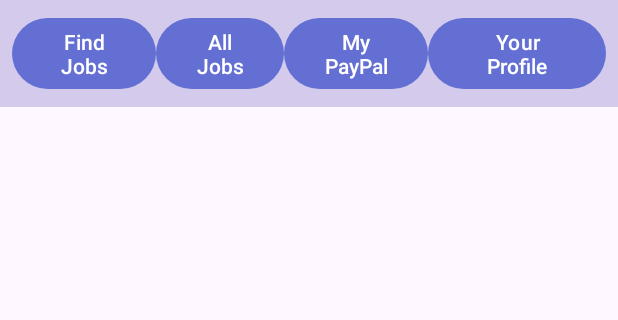
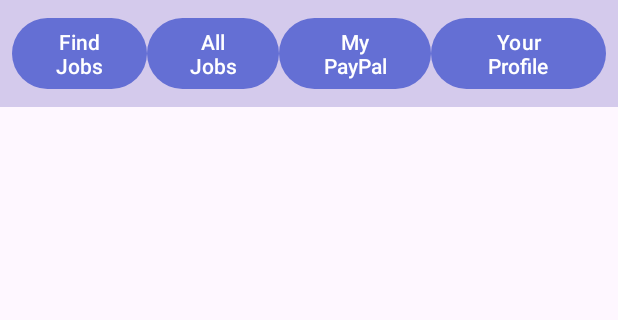
Before and after one commit to KrutikChaudhary/Android-Quick-Cash, an Android app: the Dashboard_User screen opened directly, with no data from a screen before it, on a phone screen of 412 x 824 dp, the part 105-425 px from its top. Run offline under Robolectric (Android 15) with nearby library versions, the phone set to English and light mode, and no system bars; our stand-ins replace Firebase (no records; nobody signed in at launch, a user with empty details on screens opened directly).

Commit message:
dashboard user nav layout fixed

```diff
--- a/app/src/main/res/layout/activity_dashboard_user.xml
+++ b/app/src/main/res/layout/activity_dashboard_user.xml
@@ -28,7 +28,7 @@
         <!-- Find jobs button -->
         <Button
             android:id="@+id/findJobsButton"
-            android:layout_width="24dp"
+            android:layout_width="20dp"
             android:layout_height="wrap_content"
             android:layout_weight="1"
             android:text="@string/find_jobs" />
@@ -36,7 +36,7 @@
         <!-- All jobs button -->
         <Button
             android:id="@+id/allJobButton"
-            android:layout_width="13dp"
+            android:layout_width="18dp"
             android:layout_height="wrap_content"
             android:layout_weight="1"
             android:text="@string/all_jobs" />
@@ -44,7 +44,7 @@
         <!-- Stats button -->
         <Button
             android:id="@+id/PayPalButton"
-            android:layout_width="23dp"
+            android:layout_width="31dp"
             android:layout_height="wrap_content"
             android:layout_weight="1"
             android:text="@string/my_paypal" />
```
